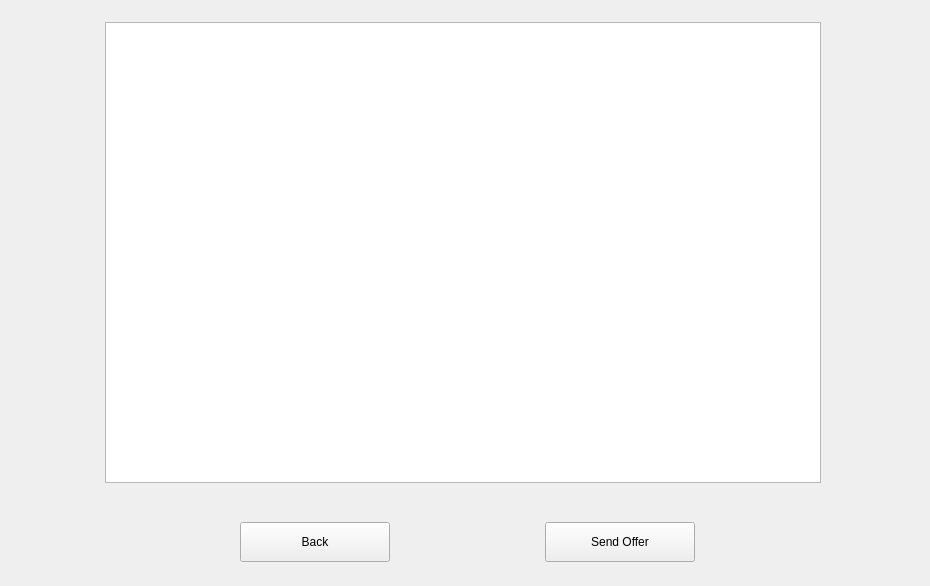
Old version of the form windows_desktop/s_newswap3_w.ui in the repository 0xkobe/mwc-wallet.
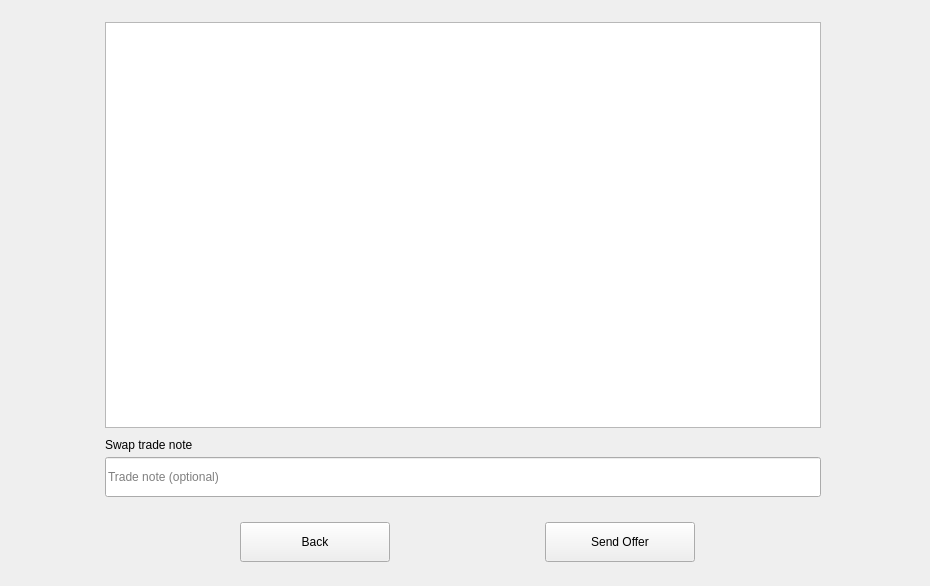
New version of the form. Custom widgets are drawn as their Qt base class.

What changed in the file:
```diff
--- a/windows_desktop/s_newswap3_w.ui
+++ b/windows_desktop/s_newswap3_w.ui
@@ -62,7 +62,7 @@
           <x>0</x>
           <y>0</y>
           <width>716</width>
-          <height>461</height>
+          <height>406</height>
          </rect>
         </property>
         <property name="sizePolicy">
@@ -249,6 +249,68 @@
          </item>
         </layout>
        </widget>
+       <widget class="control::MwcLabelSmall" name="label_19">
+        <property name="geometry">
+         <rect>
+          <x>0</x>
+          <y>415</y>
+          <width>526</width>
+          <height>16</height>
+         </rect>
+        </property>
+        <property name="sizePolicy">
+         <sizepolicy hsizetype="Fixed" vsizetype="Preferred">
+          <horstretch>0</horstretch>
+          <verstretch>0</verstretch>
+         </sizepolicy>
+        </property>
+        <property name="maximumSize">
+         <size>
+          <width>16777215</width>
+          <height>22</height>
+         </size>
+        </property>
+        <property name="toolTip">
+         <string>Note for this swap trade</string>
+        </property>
+        <property name="text">
+         <string>Swap trade note</string>
+        </property>
+       </widget>
+       <widget class="control::MwcLineEditNormal" name="noteEdit">
+        <property name="geometry">
+         <rect>
+          <x>0</x>
+          <y>435</y>
+          <width>716</width>
+          <height>40</height>
+         </rect>
+        </property>
+        <property name="minimumSize">
+         <size>
+          <width>0</width>
+          <height>40</height>
+         </size>
+        </property>
+        <property name="maximumSize">
+         <size>
+          <width>200000</width>
+          <height>40</height>
+         </size>
+        </property>
+        <property name="toolTip">
+         <string>Note for this swap trade</string>
+        </property>
+        <property name="text">
+         <string/>
+        </property>
+        <property name="maxLength">
+         <number>512</number>
+        </property>
+        <property name="placeholderText">
+         <string>Trade note (optional)</string>
+        </property>
+       </widget>
       </widget>
      </item>
      <item>
@@ -287,6 +349,16 @@
    <extends>QPushButton</extends>
    <header>control_desktop/MwcPushButton.h</header>
   </customwidget>
+  <customwidget>
+   <class>control::MwcLineEditNormal</class>
+   <extends>QLineEdit</extends>
+   <header>control_desktop/MwcLineEdit.h</header>
+  </customwidget>
+  <customwidget>
+   <class>control::MwcLabelSmall</class>
+   <extends>QLabel</extends>
+   <header>control_desktop/MwcLabel.h</header>
+  </customwidget>
   <customwidget>
    <class>control::MwcLabelProgress</class>
    <extends>QLabel</extends>
```
